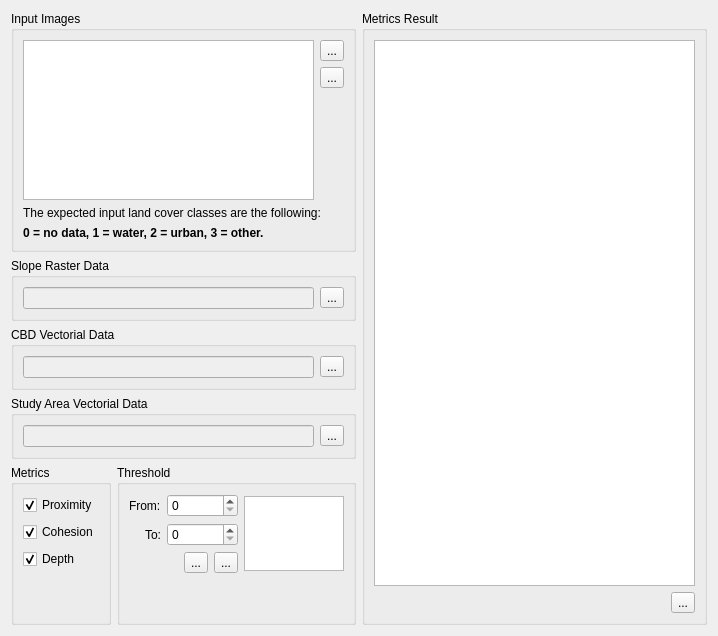
Old version of the form src/terralib_mod_growth_qt/ui/SprawlMetricsWidgetForm.ui in the repository ericabreu82/urban_analysis.
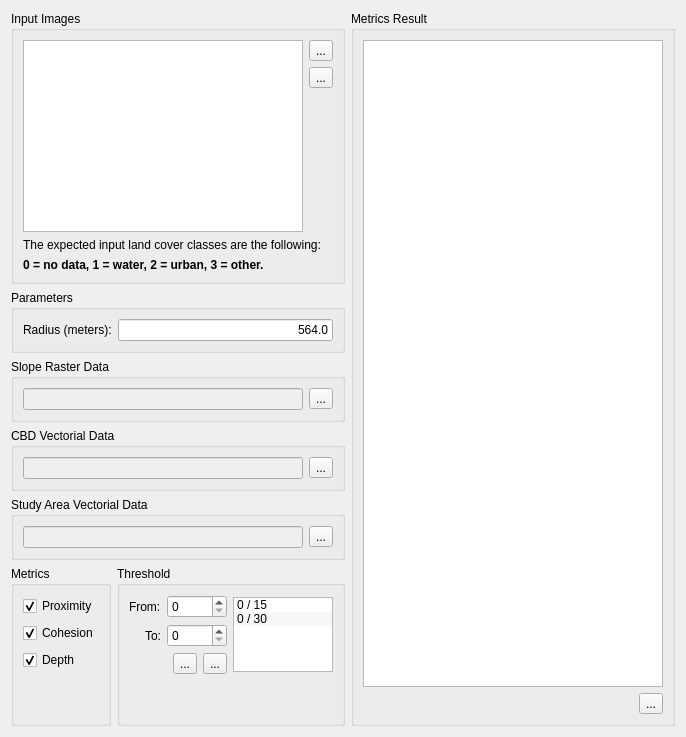
New version of the form.

Commit message: added radius parameter in SprawlMetricsWidget

```diff
--- a/src/terralib_mod_growth_qt/ui/SprawlMetricsWidgetForm.ui
+++ b/src/terralib_mod_growth_qt/ui/SprawlMetricsWidgetForm.ui
@@ -6,8 +6,8 @@
    <rect>
     <x>0</x>
     <y>0</y>
-    <width>718</width>
-    <height>636</height>
+    <width>673</width>
+    <height>695</height>
    </rect>
   </property>
   <property name="windowTitle">
@@ -18,10 +18,52 @@
     <layout class="QGridLayout" name="gridLayout_20">
      <item row="0" column="0">
       <layout class="QGridLayout" name="gridLayout_19">
-       <item row="4" column="0">
+       <item row="2" column="0">
+        <widget class="QGroupBox" name="groupBox">
+         <property name="sizePolicy">
+          <sizepolicy hsizetype="Preferred" vsizetype="Fixed">
+           <horstretch>0</horstretch>
+           <verstretch>0</verstretch>
+          </sizepolicy>
+         </property>
+         <property name="title">
+          <string>Slope Raster Data</string>
+         </property>
+         <property name="flat">
+          <bool>true</bool>
+         </property>
+         <layout class="QGridLayout" name="gridLayout_2">
+          <item row="0" column="0">
+           <layout class="QGridLayout" name="gridLayout">
+            <item row="0" column="0">
+             <widget class="QLineEdit" name="m_slopeLineEdit">
+              <property name="enabled">
+               <bool>false</bool>
+              </property>
+             </widget>
+            </item>
+            <item row="0" column="1">
+             <widget class="QToolButton" name="m_slopeRasterToolButton">
+              <property name="text">
+               <string>...</string>
+              </property>
+             </widget>
+            </item>
+           </layout>
+          </item>
+         </layout>
+        </widget>
+       </item>
+       <item row="5" column="0">
         <layout class="QGridLayout" name="gridLayout_18">
          <item row="0" column="0">
           <widget class="QGroupBox" name="groupBox_6">
+           <property name="sizePolicy">
+            <sizepolicy hsizetype="Preferred" vsizetype="Minimum">
+             <horstretch>0</horstretch>
+             <verstretch>0</verstretch>
+            </sizepolicy>
+           </property>
            <property name="title">
             <string>Metrics</string>
            </property>
@@ -83,6 +125,12 @@
          </item>
          <item row="0" column="1">
           <widget class="QGroupBox" name="groupBox_5">
+           <property name="sizePolicy">
+            <sizepolicy hsizetype="Preferred" vsizetype="Fixed">
+             <horstretch>0</horstretch>
+             <verstretch>0</verstretch>
+            </sizepolicy>
+           </property>
            <property name="title">
             <string>Threshold</string>
            </property>
@@ -167,6 +215,16 @@
                   <property name="selectionMode">
                    <enum>QAbstractItemView::MultiSelection</enum>
                   </property>
+                  <item>
+                   <property name="text">
+                    <string>0 / 15</string>
+                   </property>
+                  </item>
+                  <item>
+                   <property name="text">
+                    <string>0 / 30</string>
+                   </property>
+                  </item>
                  </widget>
                 </item>
                </layout>
@@ -194,26 +252,68 @@
          </item>
         </layout>
        </item>
-       <item row="1" column="0">
-        <widget class="QGroupBox" name="groupBox">
+       <item row="3" column="0">
+        <widget class="QGroupBox" name="groupBox_2">
+         <property name="sizePolicy">
+          <sizepolicy hsizetype="Preferred" vsizetype="Fixed">
+           <horstretch>0</horstretch>
+           <verstretch>0</verstretch>
+          </sizepolicy>
+         </property>
          <property name="title">
-          <string>Slope Raster Data</string>
+          <string>CBD Vectorial Data</string>
          </property>
          <property name="flat">
           <bool>true</bool>
          </property>
-         <layout class="QGridLayout" name="gridLayout_2">
+         <layout class="QGridLayout" name="gridLayout_3">
           <item row="0" column="0">
-           <layout class="QGridLayout" name="gridLayout">
+           <layout class="QGridLayout" name="gridLayout_4">
             <item row="0" column="0">
-             <widget class="QLineEdit" name="m_slopeLineEdit">
+             <widget class="QLineEdit" name="m_cbdVecLineEdit">
               <property name="enabled">
                <bool>false</bool>
               </property>
              </widget>
             </item>
             <item row="0" column="1">
-             <widget class="QToolButton" name="m_slopeRasterToolButton">
+             <widget class="QToolButton" name="m_cbdVecToolButton">
+              <property name="text">
+               <string>...</string>
+              </property>
+             </widget>
+            </item>
+           </layout>
+          </item>
+         </layout>
+        </widget>
+       </item>
+       <item row="4" column="0">
+        <widget class="QGroupBox" name="groupBox_3">
+         <property name="sizePolicy">
+          <sizepolicy hsizetype="Preferred" vsizetype="Fixed">
+           <horstretch>0</horstretch>
+           <verstretch>0</verstretch>
+          </sizepolicy>
+         </property>
+         <property name="title">
+          <string>Study Area Vectorial Data</string>
+         </property>
+         <property name="flat">
+          <bool>true</bool>
+         </property>
+         <layout class="QGridLayout" name="gridLayout_5">
+          <item row="0" column="0">
+           <layout class="QGridLayout" name="gridLayout_6">
+            <item row="0" column="0">
+             <widget class="QLineEdit" name="m_studyAreaVecLineEdit">
+              <property name="enabled">
+               <bool>false</bool>
+              </property>
+             </widget>
+            </item>
+            <item row="0" column="1">
+             <widget class="QToolButton" name="m_studyAreaVecToolButton">
               <property name="text">
                <string>...</string>
               </property>
@@ -237,6 +337,12 @@
            <layout class="QGridLayout" name="gridLayout_15">
             <item row="0" column="0" rowspan="3">
              <widget class="QListWidget" name="m_imgFilesListWidget">
+              <property name="sizePolicy">
+               <sizepolicy hsizetype="Expanding" vsizetype="MinimumExpanding">
+                <horstretch>0</horstretch>
+                <verstretch>0</verstretch>
+               </sizepolicy>
+              </property>
               <property name="dragDropMode">
                <enum>QAbstractItemView::InternalMove</enum>
               </property>
@@ -258,7 +364,7 @@
                <enum>Qt::Vertical</enum>
               </property>
               <property name="sizeType">
-               <enum>QSizePolicy::Minimum</enum>
+               <enum>QSizePolicy::MinimumExpanding</enum>
               </property>
               <property name="sizeHint" stdset="0">
                <size>
@@ -300,62 +406,46 @@
          </layout>
         </widget>
        </item>
-       <item row="2" column="0">
-        <widget class="QGroupBox" name="groupBox_2">
+       <item row="1" column="0">
+        <widget class="QGroupBox" name="groupBox_8">
+         <property name="sizePolicy">
+          <sizepolicy hsizetype="Preferred" vsizetype="Fixed">
+           <horstretch>0</horstretch>
+           <verstretch>0</verstretch>
+          </sizepolicy>
+         </property>
          <property name="title">
-          <string>CBD Vectorial Data</string>
+          <string>Parameters</string>
          </property>
          <property name="flat">
           <bool>true</bool>
          </property>
-         <layout class="QGridLayout" name="gridLayout_3">
+         <layout class="QGridLayout" name="gridLayout_16">
           <item row="0" column="0">
-           <layout class="QGridLayout" name="gridLayout_4">
-            <item row="0" column="0">
-             <widget class="QLineEdit" name="m_cbdVecLineEdit">
-              <property name="enabled">
-               <bool>false</bool>
-              </property>
-             </widget>
-            </item>
-            <item row="0" column="1">
-             <widget class="QToolButton" name="m_cbdVecToolButton">
-              <property name="text">
-               <string>...</string>
-              </property>
-             </widget>
-            </item>
-           </layout>
+           <widget class="QLabel" name="label_3">
+            <property name="minimumSize">
+             <size>
+              <width>80</width>
+              <height>0</height>
+             </size>
+            </property>
+            <property name="text">
+             <string>Radius (meters):</string>
+            </property>
+            <property name="alignment">
+             <set>Qt::AlignLeading|Qt::AlignLeft|Qt::AlignVCenter</set>
+            </property>
+           </widget>
           </item>
-         </layout>
-        </widget>
-       </item>
-       <item row="3" column="0">
-        <widget class="QGroupBox" name="groupBox_3">
-         <property name="title">
-          <string>Study Area Vectorial Data</string>
-         </property>
-         <property name="flat">
-          <bool>true</bool>
-         </property>
-         <layout class="QGridLayout" name="gridLayout_5">
-          <item row="0" column="0">
-           <layout class="QGridLayout" name="gridLayout_6">
-            <item row="0" column="0">
-             <widget class="QLineEdit" name="m_studyAreaVecLineEdit">
-              <property name="enabled">
-               <bool>false</bool>
-              </property>
-             </widget>
-            </item>
-            <item row="0" column="1">
-             <widget class="QToolButton" name="m_studyAreaVecToolButton">
-              <property name="text">
-               <string>...</string>
-              </property>
-             </widget>
-            </item>
-           </layout>
+          <item row="0" column="1">
+           <widget class="QLineEdit" name="m_reclassRadiusLineEdit">
+            <property name="text">
+             <string>564.0</string>
+            </property>
+            <property name="alignment">
+             <set>Qt::AlignRight|Qt::AlignTrailing|Qt::AlignVCenter</set>
+            </property>
+           </widget>
           </item>
          </layout>
         </widget>
```
The commit also changes 3 other files.
